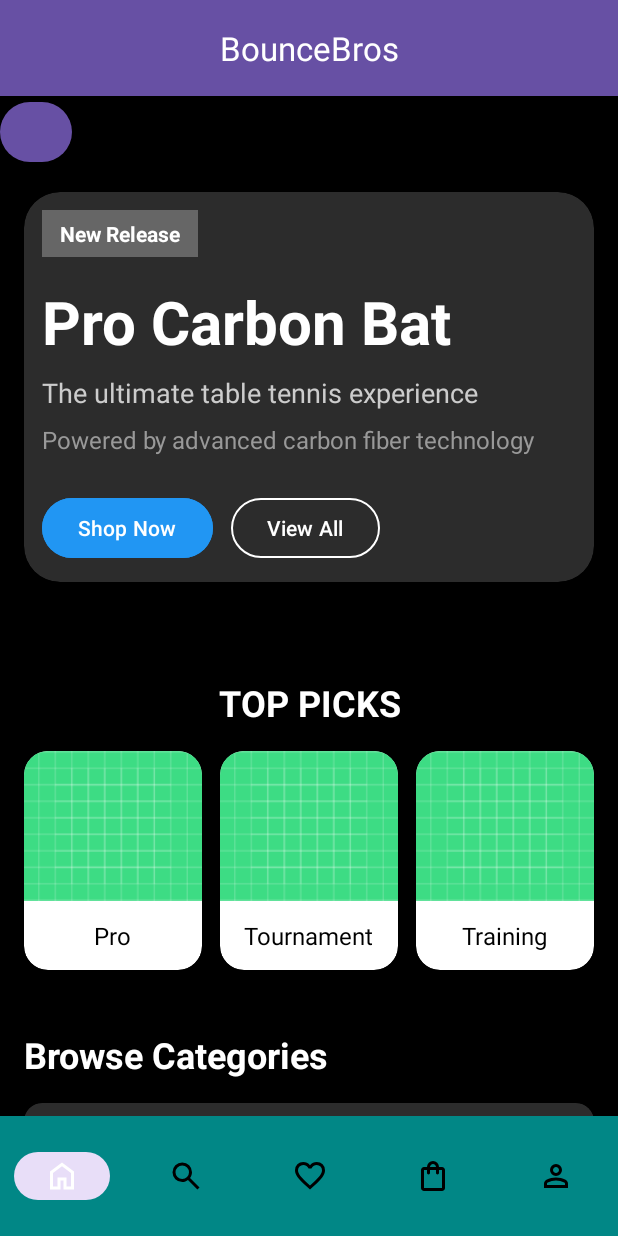
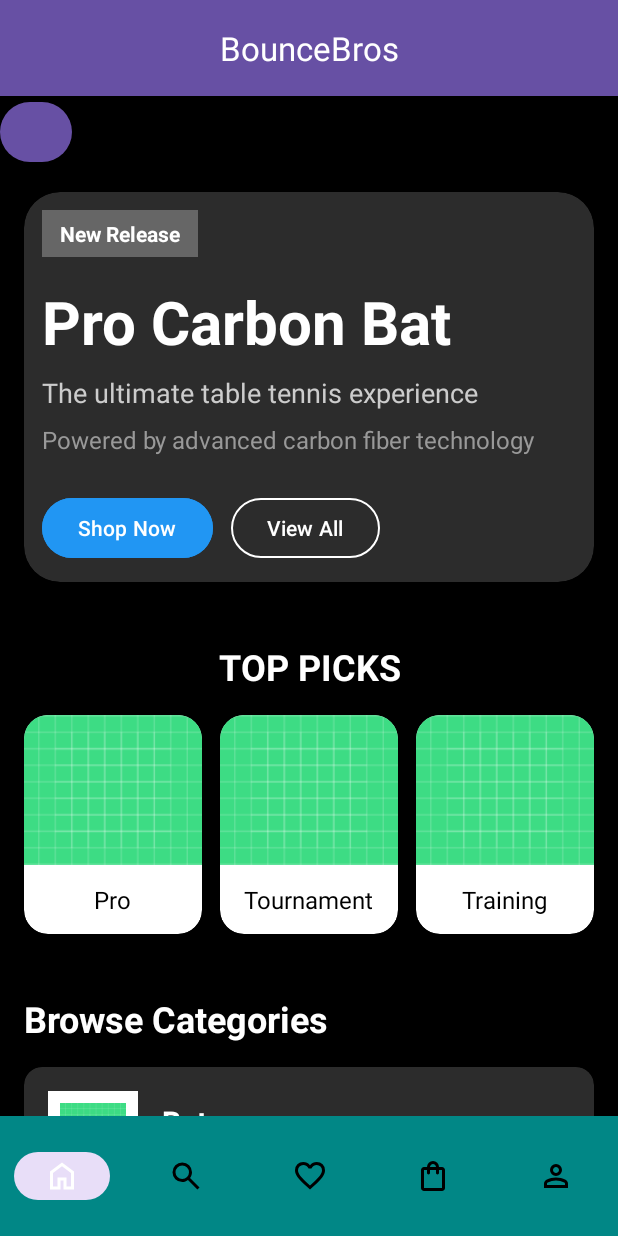
Before and after one commit to Puthikunkim/Table-Tennis-Shop-Android-App, an Android app: the screen it shows after launch (MainActivity), on a phone screen of 412 x 824 dp. Run offline under Robolectric (Android 15) with nearby library versions, the phone set to English and light mode, and no system bars.

Commit message:
fixed spacing between new realease and top picks

```diff
--- a/app/src/main/res/layout/activity_main.xml
+++ b/app/src/main/res/layout/activity_main.xml
@@ -27,7 +27,7 @@
             <androidx.cardview.widget.CardView
                 android:layout_width="match_parent"
                 android:layout_height="wrap_content"
-                android:layout_marginBottom="48dp"
+                android:layout_marginBottom="24dp"
                 app:cardCornerRadius="24dp"
                 app:cardBackgroundColor="@color/card_background">
 
```
